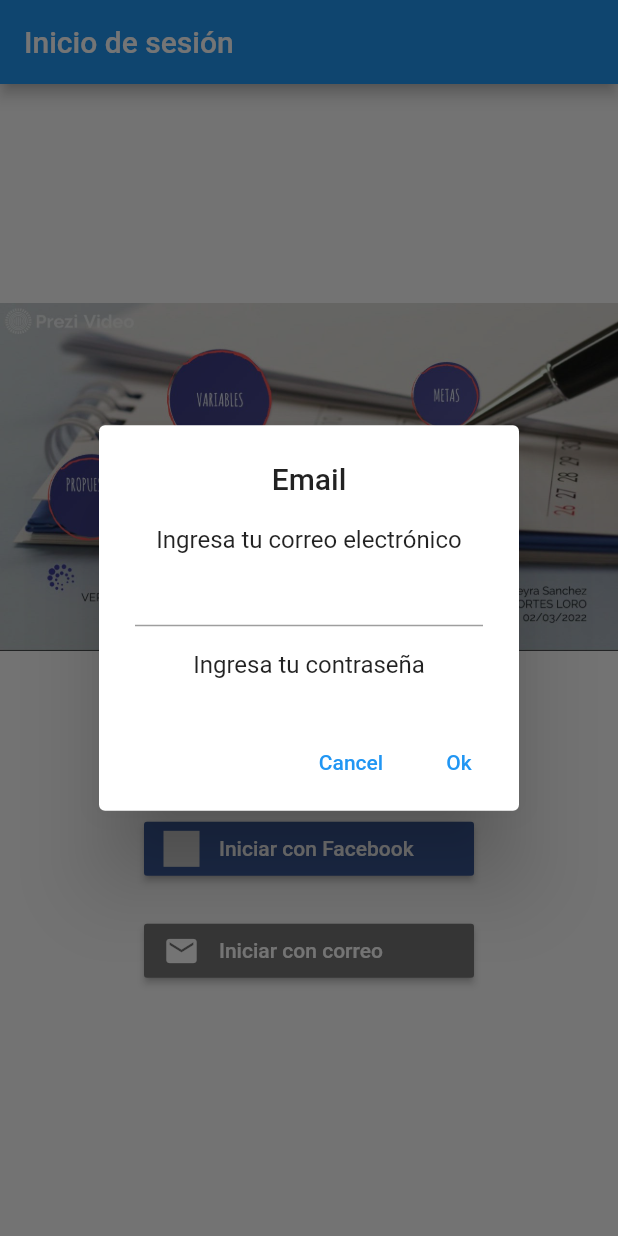
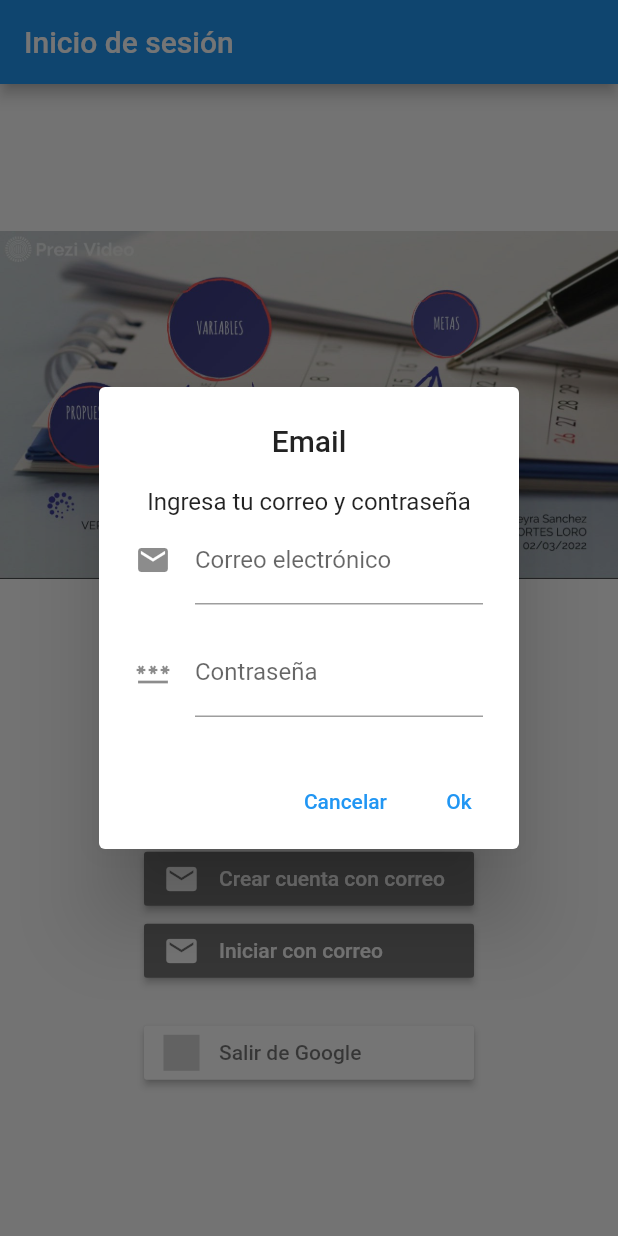
Before and after one commit to usaginotsuki/gastos_foraneo, a Flutter app: the screen it shows after launch, after a tap on "Iniciar con correo", on a phone screen of 412 x 824 dp. Run offline on Flutter 3.47's test engine with Material 2 defaults, Android fonts, the phone set to English and light mode, and no system bars; our stand-ins replace firebase_auth, firebase_core, flutter_signin_button, google_sign_in, shared_preferences; accounts and stored records are empty.

Commit message:
email sign up working

```diff
--- a/lib/main.dart
+++ b/lib/main.dart
@@ -1,7 +1,7 @@
 import 'package:firebase_core/firebase_core.dart';
 import 'package:flutter/material.dart';
 import 'package:gastos_foraneo/src/pages/login.page.dart';
-
+import 'package:google_sign_in/google_sign_in.dart';
 import 'firebase_options.dart';
 
 void main() async {
@@ -15,8 +15,8 @@ void main() async {
 }
 
 class MyApp extends StatelessWidget {
+
   const MyApp({super.key});
-
   // This widget is the root of your application.
   @override
   Widget build(BuildContext context) {
--- a/lib/src/pages/login.page.dart
+++ b/lib/src/pages/login.page.dart
@@ -3,6 +3,7 @@
 import 'package:flutter/material.dart';
 import 'package:flutter_signin_button/flutter_signin_button.dart';
 import 'package:gastos_foraneo/src/services/auth.services.dart';
+import 'dart:developer' as dev;
 
 class LoginPage extends StatefulWidget {
   const LoginPage({Key? key}) : super(key: key);
@@ -27,6 +28,7 @@ class _LoginPageState extends State<LoginPage> {
             const SizedBox(height: 40),
             SignInButton(Buttons.Google, text: 'Iniciar con Google',
                 onPressed: () {
+              dev.log("Iniciar con Google");
               auth.loginWithGoogle();
             }),
             const SizedBox(height: 20),
@@ -38,12 +40,26 @@ class _LoginPageState extends State<LoginPage> {
             const SizedBox(height: 20),
             SignInButton(
               Buttons.Email,
+              text: 'Crear cuenta con correo',
+              onPressed: () {
+                emailSignUp(context);
+              },
+            ),
+            SignInButton(
+              Buttons.Email,
               text: 'Iniciar con correo',
               onPressed: () {
-                emailDialog(context);
+                emailSignIn(context);
               },
             ),
             const SizedBox(height: 20),
+            SignInButton(
+              Buttons.Google,
+              text: 'Salir de Google',
+              onPressed: () {
+                auth.logoutGoogle();
+              },
+            ),
           ],
         ),
       ),
@@ -51,8 +67,11 @@ class _LoginPageState extends State<LoginPage> {
   }
 }
 
-emailDialog(context) {
+emailSignUp(context) {
   final _formKey = GlobalKey<FormState>();
+  TextEditingController email = TextEditingController();
+  TextEditingController password = TextEditingController();
+  AuthServices auth = AuthServices();
 
   return showDialog(
       context: context,
@@ -69,18 +88,38 @@ emailDialog(context) {
                   key: _formKey,
                   child: Column(
                     children: [
-                      const Text('Ingresa tu correo electrónico'),
+                      const Text('Ingresa tu correo y contraseña'),
                       TextFormField(
+                        controller: email,
+                        decoration: const InputDecoration(
+                          icon: Icon(Icons.email),
+                          labelText: 'Correo electrónico',
+                        ),
+                        onChanged: (value) {},
                         // The validator receives the text that the user has entered.
                         validator: (value) {
                           if (value == null || value.isEmpty) {
-                            return 'Please enter some text';
+                            return 'Por favor ingresa tu correo';
                           }
                           return null;
                         },
                       ),
                       const Padding(padding: EdgeInsets.only(top: 16.0)),
-                      const Text('Ingresa tu contraseña'),
+                      TextFormField(
+                        controller: password,
+                        decoration: const InputDecoration(
+                          icon: Icon(Icons.password),
+                          labelText: 'Contraseña',
+                        ),
+                        onChanged: (value) {},
+                        // The validator receives the text that the user has entered.
+                        validator: (value) {
+                          if (value == null || value.isEmpty) {
+                            return 'Por favor ingresa tu correo';
+                          }
+                          return null;
+                        },
+                      ),
                     ],
                   ))
             ],
@@ -90,11 +129,15 @@ emailDialog(context) {
               onPressed: () {
                 Navigator.of(context).pop();
               },
-              child: const Text('Cancel'),
+              child: const Text('Cancelar'),
             ),
             TextButton(
               onPressed: () {
-                Navigator.of(context).pop();
+                if (_formKey.currentState!.validate()) {
+                  dev.log("Validado");
+                  auth.signUpWithEmail(email.text.trim(), password.text.trim());
+                }
+                //Navigator.of(context).pop();
               },
               child: const Text('Ok'),
             ),
@@ -102,3 +145,82 @@ emailDialog(context) {
         );
       });
 }
+
+emailSignIn(context) {
+  final _formKey = GlobalKey<FormState>();
+  TextEditingController email = TextEditingController();
+  TextEditingController password = TextEditingController();
+
+  AuthServices auth = AuthServices();
+  return showDialog(
+      context: context,
+      builder: (context) {
+        return AlertDialog(
+          title: const Text(
+            'Email',
+            textAlign: TextAlign.center,
+          ),
+          content: Column(
+            mainAxisSize: MainAxisSize.min,
+            children: [
+              Form(
+                  key: _formKey,
+                  child: Column(
+                    children: [
+                      const Text('Ingresa tu correo y contraseña'),
+                      TextFormField(
+                        controller: email,
+                        decoration: const InputDecoration(
+                          icon: Icon(Icons.email),
+                          labelText: 'Correo electrónico',
+                        ),
+                        onChanged: (value) {},
+                        // The validator receives the text that the user has entered.
+                        validator: (value) {
+                          if (value == null || value.isEmpty) {
+                            return 'Por favor ingresa tu correo';
+                          }
+                          return null;
+                        },
+                      ),
+                      const Padding(padding: EdgeInsets.only(top: 16.0)),
+                      TextFormField(
+                        controller: password,
+                        decoration: const InputDecoration(
+                          icon: Icon(Icons.password),
+                          labelText: 'Contraseña',
+                        ),
+                        onChanged: (value) {},
+                        // The validator receives the text that the user has entered.
+                        validator: (value) {
+                          if (value == null || value.isEmpty) {
+                            return 'Por favor ingresa tu correo';
+                          }
+                          return null;
+                        },
+                      ),
+                    ],
+                  ))
+            ],
+          ),
+          actions: [
+            TextButton(
+              onPressed: () {
+                Navigator.of(context).pop();
+              },
+              child: const Text('Cancelar'),
+            ),
+            TextButton(
+              onPressed: () {
+                if (_formKey.currentState!.validate()) {
+                  dev.log("Validado");
+                  auth.signUpWithEmail(email.text.trim(), password.text.trim());
+                }
+                //Navigator.of(context).pop();
+              },
+              child: const Text('Ok'),
+            ),
+          ],
+        );
+      });
+}
```
Also changed, not shown: lib/src/services/auth.services.dart (+18 -6 lines), 1 other file.
